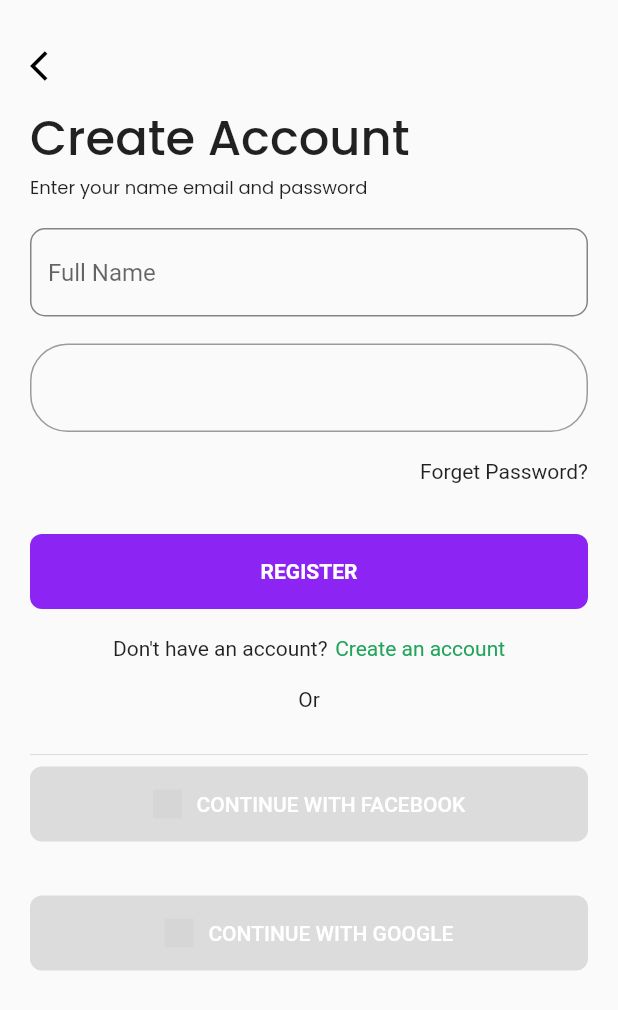
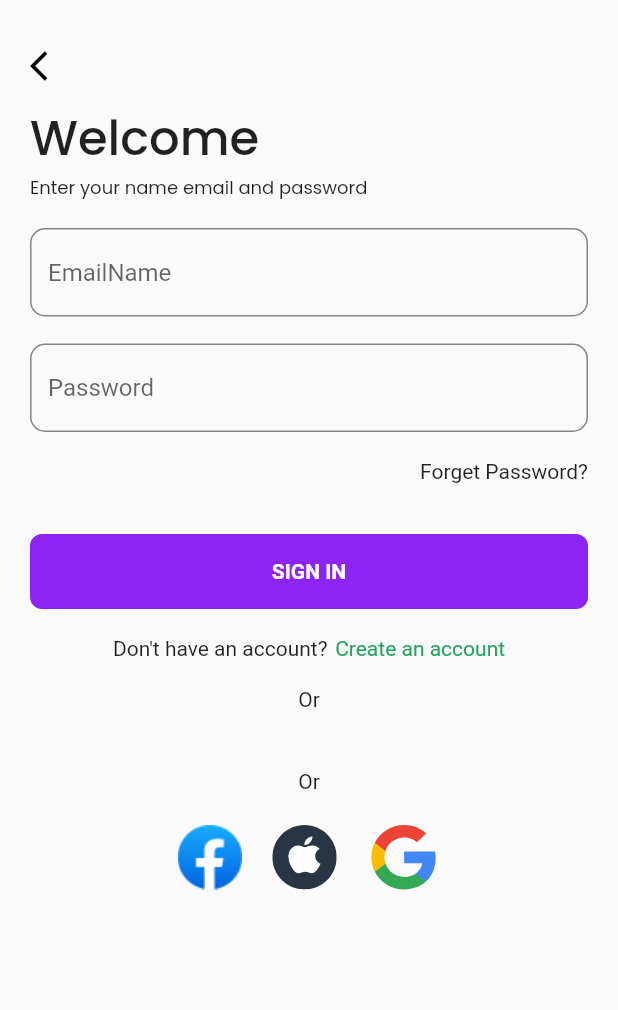
Before and after one commit to ClementPeter/MARPP, a Flutter app: the screen it shows after launch, after a tap on "Login", on a phone screen of 412 x 824 dp. Shown: the top 1010 px of the screen. Run offline on Flutter 3.47's test engine with Material 2 defaults, Android fonts, the phone set to English and light mode, and no system bars; our stand-ins replace auth_buttons, dots_indicator, flutter_svg, google_fonts; project files that could hold a hidden picture were left out; grey boxes are pictures that could not be loaded.

Commit message:
More UI Screens

```diff
--- a/lib/screens/login_screen.dart
+++ b/lib/screens/login_screen.dart
@@ -109,65 +109,6 @@
 //   }
 // }
 
-
-
-
-
-
-
-
-
-
-
-
-
-
-
-
-
-
-
-
-
-
-
-
-
-
-
-
-
-
-
-
-
-
-
-
-
-
-
-
-
-
-
-
-
-
-
-
-
-
-
-
-
-
-
-
-
-
-
-
 ///////////////////
 ////
 ////
@@ -181,18 +122,6 @@
 ///
 ///
 ///
-
-
-
-
-
-
-
-
-
-
-
-
 
 import 'package:flutter/material.dart';
 import 'package:auth_buttons/auth_buttons.dart';
@@ -208,36 +137,36 @@ class LoginScreen extends StatelessWidget {
   //
   static String id = "Login_screen";
   //
-  final String title;
-  final String subtitle;
-  final String mainButtonTitle;
-  final Widget form;
-  final bool showTermsText;
-  final void Function() onMainButtonTapped;
-  final void Function() onCreateAccountTapped;
-  final void Function() onForgotPassword;
-  final void Function() onBackPressed;
-  final void Function() onSignInWithApple;
-  final void Function() onSignInWithGoogle;
-  final String validationMessage;
-  final bool busy;
+  // final String title;
+  // final String subtitle;
+  // final String mainButtonTitle;
+  // final Widget form;
+  // final bool showTermsText;
+  // final void Function() onMainButtonTapped;
+  // final void Function() onCreateAccountTapped;
+  // final void Function() onForgotPassword;
+  // final void Function() onBackPressed;
+  // final void Function() onSignInWithApple;
+  // final void Function() onSignInWithGoogle;
+  // final String validationMessage;
+  // final bool busy;
 
-  const LoginScreen({
-    Key key,
-    this.title,
-    this.subtitle,
-    this.mainButtonTitle,
-    this.form,
-    this.onMainButtonTapped,
-    this.onCreateAccountTapped,
-    this.onForgotPassword,
-    this.onBackPressed,
-    this.onSignInWithApple,
-    this.onSignInWithGoogle,
-    this.validationMessage,
-    this.showTermsText = false,
-    this.busy = false,
-  }) : super(key: key);
+  // const LoginScreen({
+  //   Key key,
+  //   this.title,
+  //   this.subtitle,
+  //   this.mainButtonTitle,
+  //   this.form,
+  //   this.onMainButtonTapped,
+  //   this.onCreateAccountTapped,
+  //   this.onForgotPassword,
+  //   this.onBackPressed,
+  //   this.onSignInWithApple,
+  //   this.onSignInWithGoogle,
+  //   this.validationMessage,
+  //   this.showTermsText = false,
+  //   this.busy = false,
+  // }) : super(key: key);
 
   @override
   Widget build(BuildContext context) {
@@ -256,10 +185,13 @@ class LoginScreen extends StatelessWidget {
                 Icons.arrow_back_ios,
                 color: Colors.black,
               ),
-              onPressed: onBackPressed,
+              //onPressed: onBackPressed,
+              onPressed: () {
+                Navigator.pop(context);
+              },
             ),
             Text(
-              "Create Account",
+              "Welcome",
               //style: TextStyle(fontSize: 34),
               style: GoogleFonts.poppins(
                 textStyle: TextStyle(
@@ -294,7 +226,7 @@ class LoginScreen extends StatelessWidget {
             SizedBox(height: 18.0),
             TextField(
               decoration: InputDecoration(
-                hintText: 'Full Name',
+                hintText: 'EmailName',
                 enabledBorder: OutlineInputBorder(
                   borderRadius: BorderRadius.circular(10.0),
                   borderSide: BorderSide(color: Color(0XFF848484)),
@@ -314,15 +246,32 @@ class LoginScreen extends StatelessWidget {
             SizedBox(height: 18.0),
             TextField(
               decoration: InputDecoration(
-                //border: OutlineInputBorder(),
+                hintText: 'Password',
+                enabledBorder: OutlineInputBorder(
+                  borderRadius: BorderRadius.circular(10.0),
+                  borderSide: BorderSide(color: Color(0XFF848484)),
+                ),
+                focusedBorder: OutlineInputBorder(
+                  borderRadius: BorderRadius.circular(15.0),
+                  borderSide: BorderSide(color: Color(0xff8C25F4)),
+                ),
                 border: OutlineInputBorder(
-                  borderRadius: BorderRadius.circular(25.0),
-                  //borderSide:  BorderSide(                         ),
+                  borderRadius: BorderRadius.circular(10.0),
+                  //borderSide:  BorderSide(
                 ),
-                //hintText: 'Enter a search term',
               ),
             ),
-            //TextField(),
+            // TextField(
+            //   decoration: InputDecoration(
+            //     //border: OutlineInputBorder(),
+            //     border: OutlineInputBorder(
+            //       borderRadius: BorderRadius.circular(25.0),
+            //       //borderSide:  BorderSide(                         ),
+            //     ),
+            //     //hintText: 'Enter a search term',
+            //   ),
+            // ),
+            // //TextField(),
             //form,
             SizedBox(height: 18.0),
             //verticalSpaceRegular,
@@ -330,7 +279,7 @@ class LoginScreen extends StatelessWidget {
             Align(
               alignment: Alignment.centerRight,
               child: GestureDetector(
-                onTap: onForgotPassword,
+                //onTap: onForgotPassword,
                 // child: BoxText.body(
                 //   'Forget Password?',
                 // ),),
@@ -352,7 +301,7 @@ class LoginScreen extends StatelessWidget {
                 ),
             //if (validationMessage != null) verticalSpaceRegular,
             GestureDetector(
-              onTap: onMainButtonTapped,
+              //onTap: onMainButtonTapped,
               child: Container(
                 width: double.infinity,
                 height: 50,
@@ -370,7 +319,7 @@ class LoginScreen extends StatelessWidget {
                     //       )
                     //     :
                     Text(
-                  'REGISTER',
+                  'SIGN IN',
                   style: TextStyle(
                     color: Colors.white,
                     fontWeight: FontWeight.bold,
@@ -383,7 +332,7 @@ class LoginScreen extends StatelessWidget {
             SizedBox(height: 18.0),
             //if (onCreateAccountTapped != null)
             GestureDetector(
-              onTap: onCreateAccountTapped,
+              //onTap: onCreateAccountTapped,
               child: Row(
                 mainAxisAlignment: MainAxisAlignment.center,
                 children: [
@@ -417,54 +366,90 @@ class LoginScreen extends StatelessWidget {
             ),
             //verticalSpaceRegular,
             SizedBox(height: 18.0),
-            Row(children: [
-              Divider(height: 3.0,)
-            ],),
-            Divider(),
+            Row(
+              children: [
+                Divider(
+                  height: 3.0,
+                )
+              ],
+            ),
+            //Divider(),
             //
             //
             //
-            FacebookAuthButton(
-              // darkMode: true,
-              //onPressed: onSignInWithGoogle ?? () {},
-              text: 'CONTINUE WITH FACEBOOK',
-              style: AuthButtonStyle(
-                buttonColor: Color(0xff4285F4),
-                iconSize: 24,
-                iconBackground: Colors.white,
-                buttonType: AuthButtonType.secondary,
-                height: 50,
-                textStyle: TextStyle(color: Colors.white),
-              ),
+            // FacebookAuthButton(
+            //   // darkMode: true,
+            //   //onPressed: onSignInWithGoogle ?? () {},
+            //   text: 'CONTINUE WITH FACEBOOK',
+            //   style: AuthButtonStyle(
+            //     buttonColor: Color(0xff4285F4),
+            //     iconSize: 24,
+            //     iconBackground: Colors.white,
+            //     buttonType: AuthButtonType.secondary,
+            //     height: 50,
+            //     textStyle: TextStyle(color: Colors.white),
+            //   ),
+            // ),
+
+            SizedBox(height: 18.0),
+            Row(
+              mainAxisAlignment: MainAxisAlignment.center,
+              children: [
+                Divider(
+                  height: 3.0,
+                  thickness: 5.0,
+                ),
+                Text(
+                  'Or',
+                ),
+                Divider(
+                  height: 3.0,
+                  thickness: 5.0,
+                ),
+              ],
             ),
             SizedBox(height: 18.0),
-            if (Platform.isIOS)
-              AppleAuthButton(
-                //onPressed: onSignInWithApple ?? () {},
-                // darkMode: true,
-                text: 'CONTINUE WITH APPLE',
-                style: AuthButtonStyle(
-                  iconSize: 24,
-                  height: 50,
-                  textStyle: TextStyle(color: Colors.white),
-                  buttonType: AuthButtonType.secondary,
-                ),
-              ),
+            Row(
+              mainAxisAlignment: MainAxisAlignment.center,
+              children: [
+                //Icon()
+                //Icon(icon: Icons.ac_unit),
+                Image.asset("images/facebook.png"),
+                SizedBox(width: 20.0),
+                SvgPicture.asset('images/apple.svg',
+                    semanticsLabel: 'Apple Logo'),
+                SizedBox(width: 20.0),
+                SvgPicture.asset("images/google.svg",
+                    semanticsLabel: 'Google Logo'),
+              ],
+            ),
+            //if (Platform.isIOS)
+            // AppleAuthButton(
+            //   //onPressed: onSignInWithApple ?? () {},
+            //   // darkMode: true,
+            //   text: 'CONTINUE WITH APPLE',
+            //   style: AuthButtonStyle(
+            //     iconSize: 24,
+            //     height: 50,
+            //     textStyle: TextStyle(color: Colors.white),
+            //     buttonType: AuthButtonType.secondary,
+            //   ),
+            // ),
 
             //verticalSpaceRegular,
             SizedBox(height: 18.0),
-            GoogleAuthButton(
-              //onPressed: onSignInWithGoogle ?? () {},
-              text: 'CONTINUE WITH GOOGLE',
-              style: AuthButtonStyle(
-                buttonColor: Color(0xff4285F4),
-                iconSize: 24,
-                iconBackground: Colors.white,
-                buttonType: AuthButtonType.secondary,
-                height: 50,
-                textStyle: TextStyle(color: Colors.white),
-              ),
-            )
+            // GoogleAuthButton(
+            //   //onPressed: onSignInWithGoogle ?? () {},
+            //   text: 'CONTINUE WITH GOOGLE',
+            //   style: AuthButtonStyle(
+            //     buttonColor: Color(0xff4285F4),
+            //     iconSize: 24,
+            //     iconBackground: Colors.white,
+            //     buttonType: AuthButtonType.secondary,
+            //     height: 50,
+            //     textStyle: TextStyle(color: Colors.white),
+            //   ),
+            // )
           ],
         ),
       ),
--- a/lib/screens/register_screen.dart
+++ b/lib/screens/register_screen.dart
@@ -12,36 +12,36 @@ class RegistrationScreen extends StatelessWidget {
   //
   static String id = "Registration_screen";
   //
-  final String title;
-  final String subtitle;
-  final String mainButtonTitle;
-  final Widget form;
-  final bool showTermsText;
-  final void Function() onMainButtonTapped;
-  final void Function() onCreateAccountTapped;
-  final void Function() onForgotPassword;
-  final void Function() onBackPressed;
-  final void Function() onSignInWithApple;
-  final void Function() onSignInWithGoogle;
-  final String validationMessage;
-  final bool busy;
+  // final String title;
+  // final String subtitle;
+  // final String mainButtonTitle;
+  // final Widget form;
+  // final bool showTermsText;
+  // final void Function() onMainButtonTapped;
+  // final void Function() onCreateAccountTapped;
+  // final void Function() onForgotPassword;
+  // final void Function() onBackPressed;
+  // final void Function() onSignInWithApple;
+  // final void Function() onSignInWithGoogle;
+  // final String validationMessage;
+  // final bool busy;
 
-  const RegistrationScreen({
-    Key key,
-    this.title,
-    this.subtitle,
-    this.mainButtonTitle,
-    this.form,
-    this.onMainButtonTapped,
-    this.onCreateAccountTapped,
-    this.onForgotPassword,
-    this.onBackPressed,
-    this.onSignInWithApple,
-    this.onSignInWithGoogle,
-    this.validationMessage,
-    this.showTermsText = false,
-    this.busy = false,
-  }) : super(key: key);
+  // const RegistrationScreen({
+  //   Key key,
+  //   this.title,
+  //   this.subtitle,
+  //   this.mainButtonTitle,
+  //   this.form,
+  //   this.onMainButtonTapped,
+  //   this.onCreateAccountTapped,
+  //   this.onForgotPassword,
+  //   this.onBackPressed,
+  //   this.onSignInWithApple,
+  //   this.onSignInWithGoogle,
+  //   this.validationMessage,
+  //   this.showTermsText = false,
+  //   this.busy = false,
+  // }) : super(key: key);
 
   @override
   Widget build(BuildContext context) {
@@ -60,7 +60,9 @@ class RegistrationScreen extends StatelessWidget {
                 Icons.arrow_back_ios,
                 color: Colors.black,
               ),
-              onPressed: onBackPressed,
+              onPressed: () {
+                Navigator.pop(context);
+              },
             ),
             Text(
               "Create Account",
@@ -78,7 +80,10 @@ class RegistrationScreen extends StatelessWidget {
               alignment: Alignment.centerLeft,
               child: SizedBox(
                 //width: screenWidthPercentage(context, percentage: 0.7),
-                width: 400.0,
+                //width: 400.0,
+                width: MediaQuery.of(context).size.width,
+                //height: MediaQuery.of(context).size.height,
+
                 // child: BoxText.body(
                 //   subtitle!,
                 //   color: Colors.grey.shade400,
--- a/lib/screens/splash_screen.dart
+++ b/lib/screens/splash_screen.dart
@@ -1,6 +1,5 @@
 import 'package:flutter/material.dart';
 import 'package:marpp/screens/intro_screen.dart';
-import '../main.dart';
 
 //App Splash Screeen displaying App Name and Logo
 class Splash extends StatefulWidget {
@@ -39,13 +38,8 @@ class _SplashState extends State<Splash> {
           child: Column(
             mainAxisAlignment: MainAxisAlignment.center,
             children: [
-              Center(
-                child: Row(
-                  mainAxisAlignment: MainAxisAlignment.center,
-                  children: [
-                    Row(
-                      children: [
-                        Image.asset('images/marpp.png'),
+              Image.asset('images/shield.png'),
+
               Text(
                 'MARPP',
                 style: TextStyle(
@@ -53,12 +47,28 @@ class _SplashState extends State<Splash> {
                   fontSize: 70.0,
                   fontFamily: "Benyo",
                 ),
-                        )
-                      ],
               ),
-                  ],
-                ),
-              ),
+              // Center(
+
+              //   child: Row(
+              //     mainAxisAlignment: MainAxisAlignment.center,
+              //     children: [
+              //       Row(
+              //         children: [
+              //           Image.asset('images/marpp (3).png'),
+              //           Text(
+              //             'MARPP',
+              //             style: TextStyle(
+              //               //fontStyle: FontStyle.,
+              //               fontSize: 70.0,
+              //               fontFamily: "Benyo",
+              //             ),
+              //           )
+              //         ],
+              //       ),
+              //     ],
+              //   ),
+              // ),
             ],
           ),
         ),
```
Also changed, not shown: images/apple.svg (added), images/facebook.png (added), images/facebook.svg, images/marpp (3).png (added), images/shield.png (added), images/shield.svg (added). Lines whose indentation alone changed are shown as unchanged.
